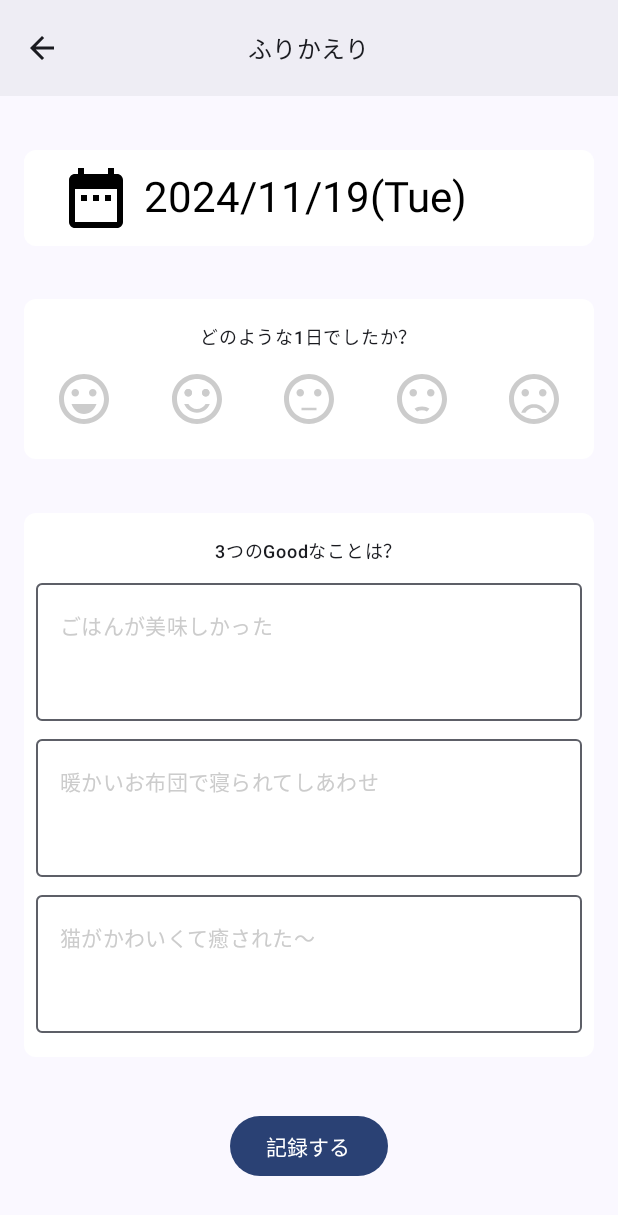
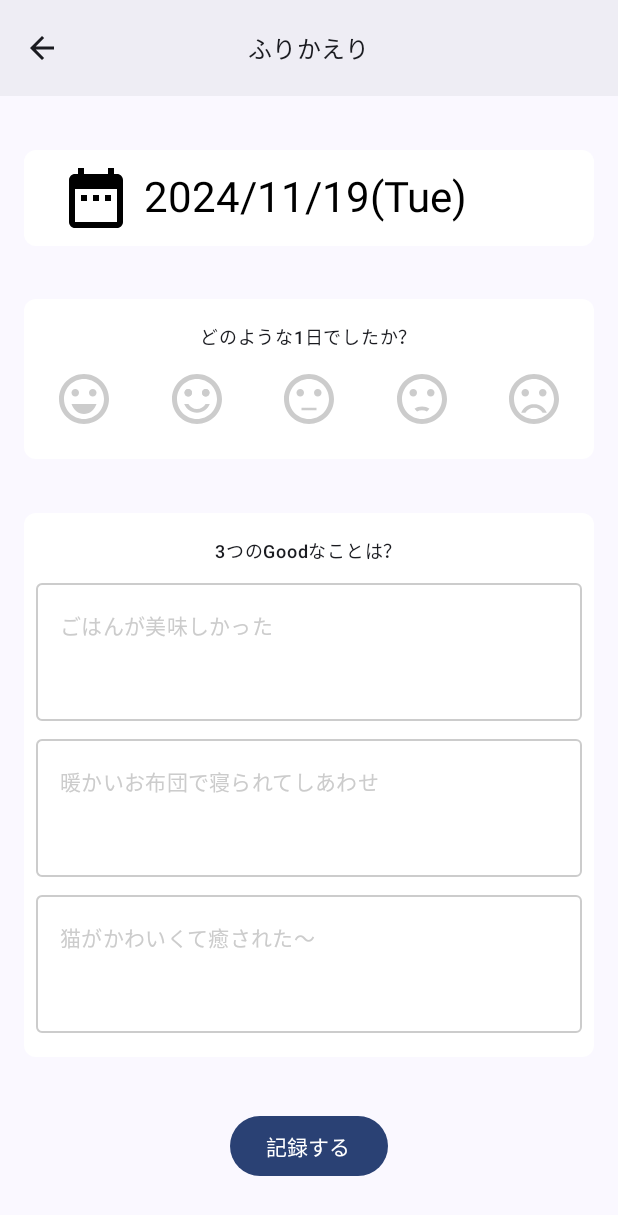
Before and after one commit to rnk0085/selfcare, an Android app built with Jetpack Compose: the ReflectionScreen screen opened through its navigation route, on a phone screen of 412 x 824 dp. Shown: the top 1215 px of the screen. Run offline under Robolectric (Android 15) with nearby library versions, the phone set to English and light mode, and no system bars.

Commit message:
feat: placeholderColor を作成

```diff
--- a/app/src/main/java/com/rnk0085/selfcare/ui/screen/reflection/component/GoodThingTextField.kt
+++ b/app/src/main/java/com/rnk0085/selfcare/ui/screen/reflection/component/GoodThingTextField.kt
@@ -14,6 +14,7 @@ import androidx.compose.ui.text.input.ImeAction
 import androidx.compose.ui.text.input.KeyboardType
 import androidx.compose.ui.tooling.preview.Preview
 import com.rnk0085.selfcare.ui.theme.SelfcareTheme
+import com.rnk0085.selfcare.ui.theme.placeholderColor
 import com.rnk0085.selfcare.ui.theme.sectionContainerColor
 import com.rnk0085.selfcare.ui.theme.sectionContentColor
 
@@ -41,10 +42,10 @@ internal fun GoodThingTextField(
         colors = OutlinedTextFieldDefaults.colors(
             focusedTextColor = sectionContentColor,
             focusedContainerColor = sectionContainerColor,
-            focusedPlaceholderColor = Color.LightGray,
-            unfocusedPlaceholderColor = Color.LightGray,
+            focusedPlaceholderColor = placeholderColor,
+            unfocusedPlaceholderColor = placeholderColor,
             focusedBorderColor = sectionContentColor,
-            disabledBorderColor = Color.LightGray,
+            unfocusedBorderColor = Color.LightGray,
         ),
         keyboardOptions = KeyboardOptions(
             keyboardType = KeyboardType.Text,
--- a/app/src/main/java/com/rnk0085/selfcare/ui/theme/Color.kt
+++ b/app/src/main/java/com/rnk0085/selfcare/ui/theme/Color.kt
@@ -14,3 +14,5 @@ val Pink40 = Color(0xFF7D5260)
 // カードや記録する場所で使用予定
 val sectionContainerColor = Color.White
 val sectionContentColor = Color.Black
+
+val placeholderColor = Color.LightGray
```
